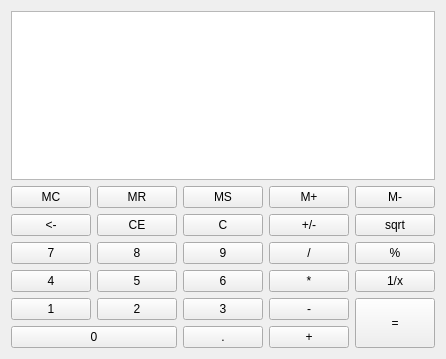
First picture: the form in calculator/mainwindow.ui, repository adrianalin/Proiect_ESAT, before the edit.
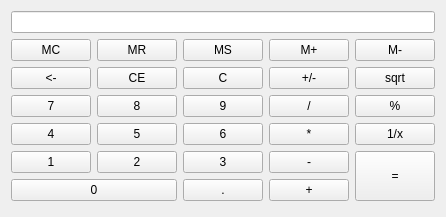
Second picture: the form after the edit.

```diff
--- a/calculator/mainwindow.ui
+++ b/calculator/mainwindow.ui
@@ -7,7 +7,7 @@
     <x>0</x>
     <y>0</y>
     <width>444</width>
-    <height>359</height>
+    <height>217</height>
    </rect>
   </property>
   <property name="windowTitle">
@@ -193,9 +193,9 @@
        </widget>
       </item>
       <item row="0" column="0" colspan="5">
-       <widget class="QPlainTextEdit" name="plainTextEdit">
-        <property name="documentTitle">
-         <string notr="true"/>
+       <widget class="QLineEdit" name="lineEdit">
+        <property name="layoutDirection">
+         <enum>Qt::LeftToRight</enum>
         </property>
         <property name="readOnly">
          <bool>true</bool>
```
Left out of the diff: 187 changed lines with no effect on the pictures.
